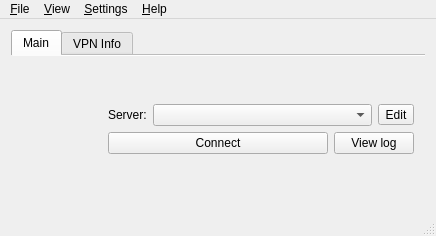
First picture: the form in src/dialog/mainwindow.ui, repository maxsky/openconnect-gui, before the edit.
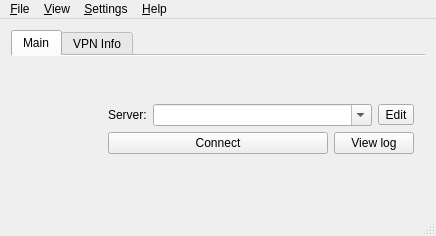
Second picture: the form after the edit. Icons and pictures are not drawn.

The edit to the form file:
```diff
--- a/src/dialog/mainwindow.ui
+++ b/src/dialog/mainwindow.ui
@@ -111,7 +111,11 @@
                </widget>
               </item>
               <item>
-               <widget class="QComboBox" name="serverList"/>
+               <widget class="QComboBox" name="serverList">
+                <property name="editable">
+                 <bool>true</bool>
+                </property>
+               </widget>
               </item>
               <item>
                <widget class="QToolButton" name="serverListControl">
```
Left out of the diff: 3 changed lines with no effect on the pictures.
